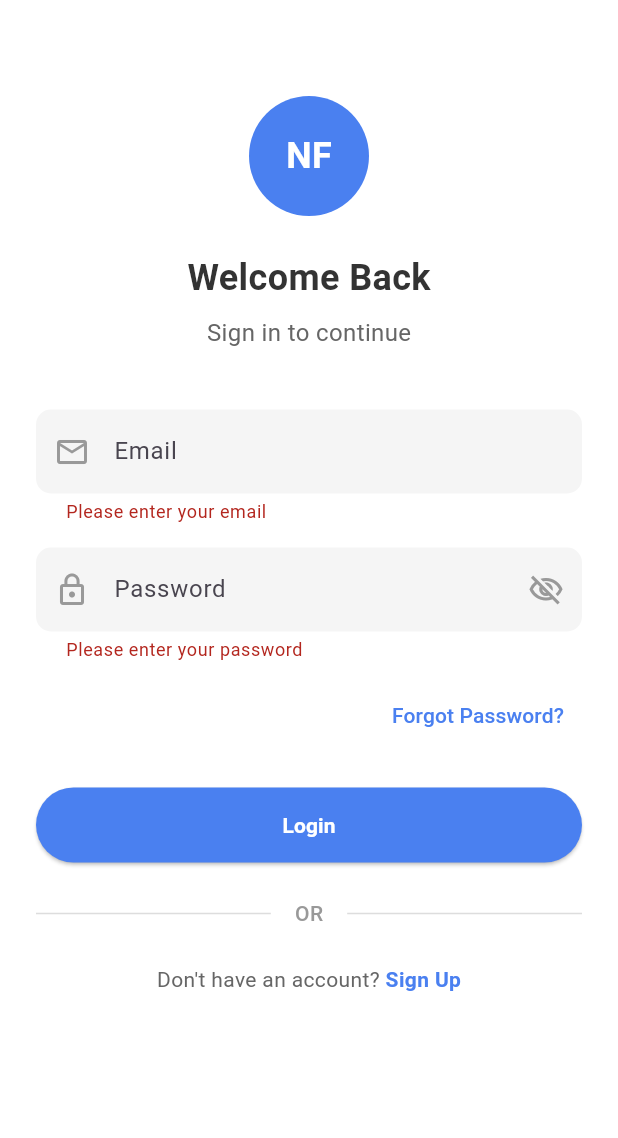
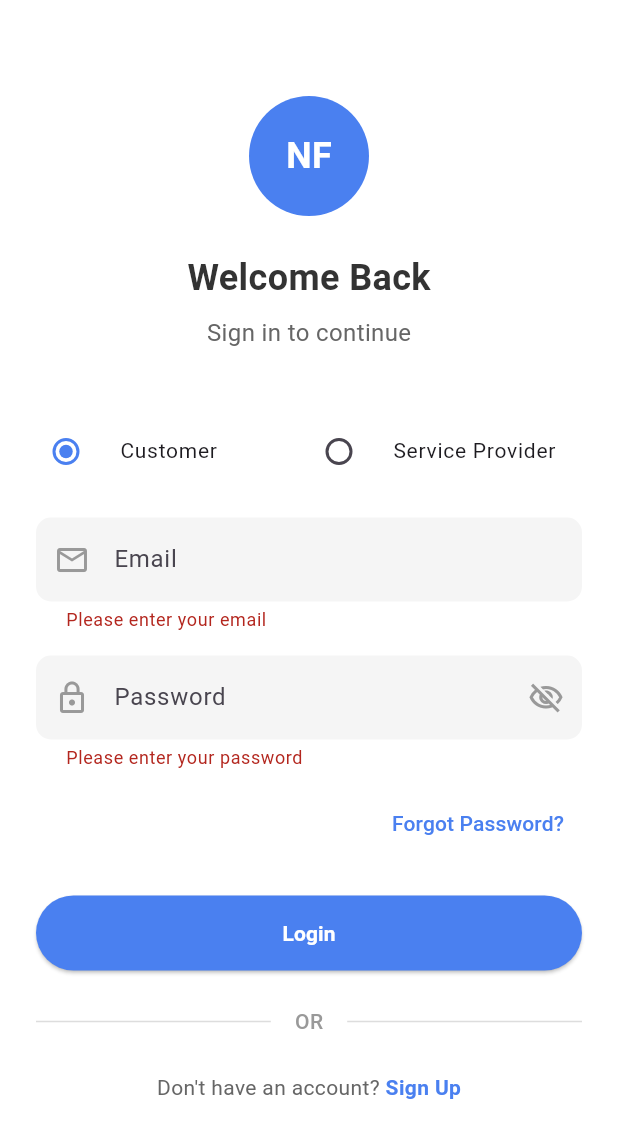
Before and after one commit to ThisIsSumit/Near-Fix, a Flutter app: the LoginScreen screen opened by its route, after a tap on "Login", on a phone screen of 412 x 824 dp. Shown: the top 1138 px of the screen. Run offline on Flutter 3.47's test engine with Material 3 defaults, Android fonts, the light colour scheme and no system bars; our stand-ins replace cloud_firestore, firebase_auth, firebase_core, flutter_map, geolocator, latlong2; accounts and stored records are empty.

Commit message:
login sign up ui updated, latlng permission

```diff
--- a/lib/models/service_model.dart
+++ b/lib/models/service_model.dart
@@ -1,4 +1,5 @@
 import 'package:cloud_firestore/cloud_firestore.dart';
+import 'package:latlong2/latlong.dart';
 
 class ServiceModel {
   final String id;
@@ -8,7 +9,7 @@ class ServiceModel {
   final String description;
   final double price;
   final String priceType;
-  final GeoPoint location;
+  final LatLng location;
   final String address;
   final DateTime createdAt;
 
@@ -22,7 +23,6 @@ class ServiceModel {
     required this.priceType,
     required this.location,
     required this.address,
-
     required this.createdAt,
   });
 
@@ -36,7 +36,7 @@ class ServiceModel {
       description: data['description'] ?? '',
       price: (data['price'] ?? 0).toDouble(),
       priceType: data['priceType'] ?? 'hourly',
-      location: data['location'] ?? const GeoPoint(0, 0),
+      location: data['location'] ?? const LatLng(0, 0),
       address: data['address'] ?? '',
 
       createdAt: (data['createdAt'] as Timestamp).toDate(),
--- a/lib/models/user_model.dart
+++ b/lib/models/user_model.dart
@@ -1,4 +1,5 @@
 import 'package:cloud_firestore/cloud_firestore.dart';
+import 'package:latlong2/latlong.dart';
 
 class UserModel {
   final String id;
@@ -9,7 +10,7 @@ class UserModel {
   final String userType;
   final String? profileImageUrl;
   final DateTime createdAt;
-  final GeoPoint? coordinates;
+  final LatLng? coordinates;
 
   List<String>? servicesIds = [];
 
@@ -60,7 +61,7 @@ class UserModel {
     String? phoneNumber,
     String? location,
     String? profileImageUrl,
-    GeoPoint? coordinates,
+    LatLng? coordinates,
   }) {
     return UserModel(
       id: this.id,
--- a/lib/screens/auth/login_screen.dart
+++ b/lib/screens/auth/login_screen.dart
@@ -14,12 +14,11 @@ class LoginScreen extends StatefulWidget {
 
 class _LoginScreenState extends State<LoginScreen> {
   final _formKey = GlobalKey<FormState>();
-
   final TextEditingController _emailController = TextEditingController();
-
   final TextEditingController _passwordController = TextEditingController();
-
+  String _userType = 'customer'; // Default selection
   bool isLoading = false;
+  bool _obscurePassword = true; // For password visibility toggle
 
   Future<void> _login(BuildContext context) async {
     try {
@@ -29,21 +28,45 @@ class _LoginScreenState extends State<LoginScreen> {
       setState(() {
         isLoading = true;
       });
+
       await AuthService().signIn(
         _emailController.text,
         _passwordController.text,
       );
-      String userId = AuthService().getUserId()!;
+
+      String? userId = AuthService().getUserId();
       if (userId == null) {
+        ScaffoldMessenger.of(context).showSnackBar(
+          SnackBar(content: Text('Login failed. Please try again.')),
+        );
         setState(() {
           isLoading = false;
         });
         return;
       }
-      UserModel user = await FirestoreService().getUser(userId);
+      UserModel user;
+      if (_userType == 'customer') {
+        user = await FirestoreService().getCustomer(userId);
+      } else {
+        user = await FirestoreService().getProvider(userId);
+      }
+
+      if (user.userType != _userType) {
+        ScaffoldMessenger.of(context).showSnackBar(
+          SnackBar(content: Text('Please select the correct account type.')),
+        );
+
+        await AuthService().signOut();
+        setState(() {
+          isLoading = false;
+        });
+        return;
+      }
+
       setState(() {
         isLoading = false;
       });
+
       if (user.userType == 'customer') {
         Navigator.pushReplacementNamed(context, '/customer-home');
       } else {
@@ -51,6 +74,12 @@ class _LoginScreenState extends State<LoginScreen> {
       }
     } catch (e) {
       // Handle error
+      ScaffoldMessenger.of(
+        context,
+      ).showSnackBar(SnackBar(content: Text('Login error: ${e.toString()}')));
+      setState(() {
+        isLoading = false;
+      });
       print('Login error: $e');
     }
   }
@@ -107,12 +136,52 @@ class _LoginScreenState extends State<LoginScreen> {
                   ),
                   SizedBox(height: 40),
 
+                  // User Type Selection
+                  Row(
+                    children: [
+                      // Customer option
+                      Expanded(
+                        child: RadioListTile<String>(
+                          title: Text(
+                            "Customer",
+                            style: TextStyle(fontSize: 14),
+                          ),
+                          value: 'customer',
+                          groupValue: _userType,
+                          activeColor: AppColors.primary,
+                          contentPadding: EdgeInsets.zero,
+                          onChanged: (value) {
+                            setState(() {
+                              _userType = value!;
+                            });
+                          },
+                        ),
+                      ),
+                      // Provider option
+                      Expanded(
+                        child: RadioListTile<String>(
+                          title: Text(
+                            "Service Provider",
+                            style: TextStyle(fontSize: 14),
+                          ),
+                          value: 'provider',
+                          groupValue: _userType,
+                          activeColor: AppColors.primary,
+                          contentPadding: EdgeInsets.zero,
+                          onChanged: (value) {
+                            setState(() {
+                              _userType = value!;
+                            });
+                          },
+                        ),
+                      ),
+                    ],
+                  ),
+                  SizedBox(height: 16),
+
                   // Email Field
                   TextFormField(
                     controller: _emailController,
-                    onChanged: (value) {
-                      _emailController.text = value;
-                    },
                     decoration: InputDecoration(
                       hintText: "Email",
                       prefixIcon: Icon(
@@ -125,6 +194,11 @@ class _LoginScreenState extends State<LoginScreen> {
                       if (value == null || value.isEmpty) {
                         return 'Please enter your email';
                       }
+                      if (!RegExp(
+                        r'^[\w-\.]+@([\w-]+\.)+[\w-]{2,4}$',
+                      ).hasMatch(value)) {
+                        return 'Please enter a valid email';
+                      }
                       return null;
                     },
                   ),
@@ -133,21 +207,27 @@ class _LoginScreenState extends State<LoginScreen> {
                   // Password Field
                   TextFormField(
                     controller: _passwordController,
-                    onChanged: (value) {
-                      _passwordController.text = value;
-                    },
                     decoration: InputDecoration(
                       hintText: "Password",
                       prefixIcon: Icon(
                         Icons.lock_outline,
                         color: AppColors.textLight,
                       ),
-                      suffixIcon: Icon(
-                        Icons.visibility_off_outlined,
-                        color: AppColors.textLight,
+                      suffixIcon: GestureDetector(
+                        onTap: () {
+                          setState(() {
+                            _obscurePassword = !_obscurePassword;
+                          });
+                        },
+                        child: Icon(
+                          _obscurePassword
+                              ? Icons.visibility_off_outlined
+                              : Icons.visibility_outlined,
+                          color: AppColors.textLight,
+                        ),
                       ),
                     ),
-                    obscureText: true,
+                    obscureText: _obscurePassword,
                     validator: (value) {
                       if (value == null || value.isEmpty) {
                         return 'Please enter your password';
@@ -161,7 +241,9 @@ class _LoginScreenState extends State<LoginScreen> {
                   Align(
                     alignment: Alignment.centerRight,
                     child: TextButton(
-                      onPressed: () {},
+                      onPressed: () {
+                        Navigator.pushNamed(context, '/forgot-password');
+                      },
                       child: Text(
                         "Forgot Password?",
                         style: TextStyle(
--- a/lib/screens/customer/booking_screen.dart
+++ b/lib/screens/customer/booking_screen.dart
@@ -83,7 +83,7 @@ class _BookingScreenState extends State<BookingScreen> {
     BookingModel newBooking = BookingModel(
       id: Uuid().v4(),
       customerId: customer.id,
-      providerId: provider.id,
+      providerId: widget.service.providerId,
       serviceId: widget.service.id,
       serviceName: widget.service.title,
       customerName: customer.fullName,
--- a/lib/screens/customer/pages/bookings_page.dart
+++ b/lib/screens/customer/pages/bookings_page.dart
@@ -1,6 +1,5 @@
 import 'package:flutter/material.dart';
 import 'package:near_fix/models/booking_model.dart';
-import 'package:near_fix/provider/dummydata.dart';
 import 'package:intl/intl.dart';
 
 class BookingsPage extends StatelessWidget {
--- a/lib/screens/service_provider/provider_home_screen.dart
+++ b/lib/screens/service_provider/provider_home_screen.dart
@@ -27,7 +27,7 @@ class _ProviderHomeScreenState extends State<ProviderHomeScreen> {
   Future<void> fetchUser() async {
     try {
       String userId = AuthService().getUserId()!;
-      provider = await FirestoreService().getUser(userId);
+      provider = await FirestoreService().getProvider(userId);
       if (provider == null) {
         throw Exception("Provider not found");
       }
--- a/pubspec.yaml
+++ b/pubspec.yaml
@@ -41,6 +41,7 @@ dependencies:
   intl: ^0.20.2
   flutter_map: ^8.1.1
   latlong2: ^0.9.1
+  geolocator: ^14.0.0
 
 dev_dependencies:
   flutter_test:
```
Also changed, not shown: lib/provider/dummydata.dart (+8 -8 lines), lib/screens/customer/customer_home_screen.dart (+53 -4 lines), lib/screens/customer/pages/customer_home_page.dart (+3 -10 lines), lib/services/firestore_service.dart (+29 -64 lines), pubspec.lock, 4 other files.
